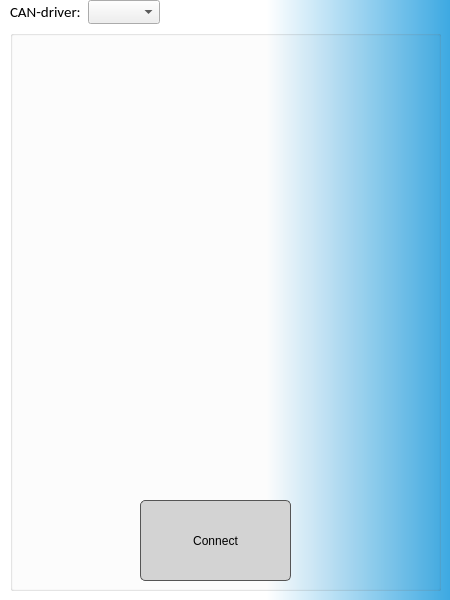
Qt form connectcandialog.ui (Dimkostyanichtov/UdsDiagnosticTool) before a commit.
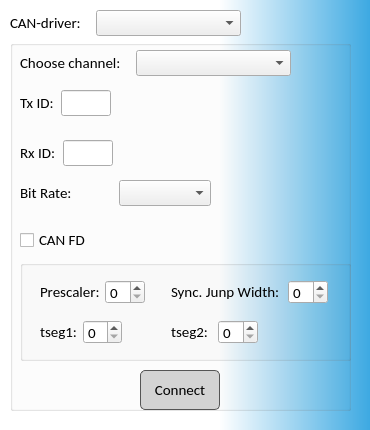
The same form after that commit. Icons and pictures are not drawn.

Commit message: connect dialog design

```diff
--- a/connectcandialog.ui
+++ b/connectcandialog.ui
@@ -9,8 +9,8 @@
    <rect>
     <x>0</x>
     <y>0</y>
-    <width>450</width>
-    <height>600</height>
+    <width>370</width>
+    <height>430</height>
    </rect>
   </property>
   <property name="sizePolicy">
@@ -35,13 +35,13 @@
   <property name="styleSheet">
    <string notr="true">QDialog#connectCanDialog { background-color:  qlineargradient(spread:pad, x1:1, y1:1, x2:0.177, y2:1, stop:0 rgba(61, 169, 226, 255), stop:0.494318 rgba(255, 255, 255, 255)) }</string>
   </property>
-  <widget class="QGroupBox" name="groupBox">
+  <widget class="QGroupBox" name="connectGroupBox">
    <property name="geometry">
     <rect>
      <x>10</x>
-     <y>30</y>
-     <width>431</width>
-     <height>561</height>
+     <y>40</y>
+     <width>341</width>
+     <height>371</height>
     </rect>
    </property>
    <property name="title">
@@ -50,37 +50,477 @@
    <property name="flat">
     <bool>true</bool>
    </property>
-   <widget class="QPushButton" name="pushButton">
+   <widget class="QCheckBox" name="canfdCheckBox">
     <property name="geometry">
      <rect>
-      <x>130</x>
-      <y>470</y>
-      <width>151</width>
-      <height>81</height>
+      <x>10</x>
+      <y>190</y>
+      <width>76</width>
+      <height>20</height>
      </rect>
     </property>
-    <property name="styleSheet">
-     <string notr="true">background-color: LightGray;
+    <property name="font">
+     <font>
+      <family>Calibri</family>
+      <pointsize>11</pointsize>
+     </font>
+    </property>
+    <property name="text">
+     <string>CAN FD</string>
+    </property>
+   </widget>
+   <widget class="QGroupBox" name="groupBox">
+    <property name="geometry">
+     <rect>
+      <x>10</x>
+      <y>220</y>
+      <width>331</width>
+      <height>101</height>
+     </rect>
+    </property>
+    <property name="title">
+     <string/>
+    </property>
+    <widget class="QWidget" name="">
+     <property name="geometry">
+      <rect>
+       <x>20</x>
+       <y>20</y>
+       <width>105</width>
+       <height>24</height>
+      </rect>
+     </property>
+     <layout class="QHBoxLayout" name="prescalerHorizontalLayout">
+      <item>
+       <widget class="QLabel" name="prescalerLabel">
+        <property name="maximumSize">
+         <size>
+          <width>60</width>
+          <height>16777215</height>
+         </size>
+        </property>
+        <property name="font">
+         <font>
+          <family>Calibri</family>
+          <pointsize>11</pointsize>
+         </font>
+        </property>
+        <property name="text">
+         <string>Prescaler:</string>
+        </property>
+       </widget>
+      </item>
+      <item>
+       <widget class="QSpinBox" name="prescalerSpinBox">
+        <property name="maximumSize">
+         <size>
+          <width>40</width>
+          <height>16777215</height>
+         </size>
+        </property>
+        <property name="font">
+         <font>
+          <family>Calibri</family>
+          <pointsize>11</pointsize>
+         </font>
+        </property>
+       </widget>
+      </item>
+     </layout>
+    </widget>
+    <widget class="QWidget" name="">
+     <property name="geometry">
+      <rect>
+       <x>150</x>
+       <y>20</y>
+       <width>161</width>
+       <height>24</height>
+      </rect>
+     </property>
+     <layout class="QHBoxLayout" name="sjwHorizontalLayout">
+      <item>
+       <widget class="QLabel" name="sjwLabel">
+        <property name="maximumSize">
+         <size>
+          <width>110</width>
+          <height>16777215</height>
+         </size>
+        </property>
+        <property name="font">
+         <font>
+          <family>Calibri</family>
+          <pointsize>11</pointsize>
+         </font>
+        </property>
+        <property name="text">
+         <string>Sync. Junp Width:</string>
+        </property>
+       </widget>
+      </item>
+      <item>
+       <widget class="QSpinBox" name="sjwSpinBox">
+        <property name="maximumSize">
+         <size>
+          <width>40</width>
+          <height>16777215</height>
+         </size>
+        </property>
+        <property name="font">
+         <font>
+          <family>Calibri</family>
+          <pointsize>11</pointsize>
+         </font>
+        </property>
+       </widget>
+      </item>
+     </layout>
+    </widget>
+    <widget class="QWidget" name="">
+     <property name="geometry">
+      <rect>
+       <x>20</x>
+       <y>60</y>
+       <width>82</width>
+       <height>24</height>
+      </rect>
+     </property>
+     <layout class="QHBoxLayout" name="tseg1HorizontalLayout">
+      <item>
+       <widget class="QLabel" name="tseg1Label">
+        <property name="maximumSize">
+         <size>
+          <width>40</width>
+          <height>16777215</height>
+         </size>
+        </property>
+        <property name="font">
+         <font>
+          <family>Calibri</family>
+          <pointsize>11</pointsize>
+         </font>
+        </property>
+        <property name="text">
+         <string>tseg1:</string>
+        </property>
+       </widget>
+      </item>
+      <item>
+       <widget class="QSpinBox" name="tseg1SpinBox">
+        <property name="maximumSize">
+         <size>
+          <width>40</width>
+          <height>16777215</height>
+         </size>
+        </property>
+        <property name="font">
+         <font>
+          <family>Calibri</family>
+          <pointsize>11</pointsize>
+         </font>
+        </property>
+       </widget>
+      </item>
+     </layout>
+    </widget>
+    <widget class="QWidget" name="">
+     <property name="geometry">
+      <rect>
+       <x>150</x>
+       <y>60</y>
+       <width>91</width>
+       <height>24</height>
+      </rect>
+     </property>
+     <layout class="QHBoxLayout" name="tseg2HorizontalLayout">
+      <item>
+       <widget class="QLabel" name="tseg2Label">
+        <property name="maximumSize">
+         <size>
+          <width>40</width>
+          <height>16777215</height>
+         </size>
+        </property>
+        <property name="font">
+         <font>
+          <family>Calibri</family>
+          <pointsize>11</pointsize>
+         </font>
+        </property>
+        <property name="text">
+         <string>tseg2:</string>
+        </property>
+       </widget>
+      </item>
+      <item>
+       <widget class="QSpinBox" name="tseg2SpinBox">
+        <property name="maximumSize">
+         <size>
+          <width>40</width>
+          <height>16777215</height>
+         </size>
+        </property>
+        <property name="font">
+         <font>
+          <family>Calibri</family>
+          <pointsize>11</pointsize>
+         </font>
+        </property>
+       </widget>
+      </item>
+     </layout>
+    </widget>
+   </widget>
+   <widget class="QWidget" name="horizontalLayoutWidget">
+    <property name="geometry">
+     <rect>
+      <x>-1</x>
+      <y>330</y>
+      <width>341</width>
+      <height>41</height>
+     </rect>
+    </property>
+    <layout class="QHBoxLayout" name="horizontalLayout_2">
+     <item>
+      <spacer name="horizontalSpacer">
+       <property name="orientation">
+        <enum>Qt::Horizontal</enum>
+       </property>
+       <property name="sizeHint" stdset="0">
+        <size>
+         <width>40</width>
+         <height>20</height>
+        </size>
+       </property>
+      </spacer>
+     </item>
+     <item>
+      <widget class="QPushButton" name="connectPushButton">
+       <property name="minimumSize">
+        <size>
+         <width>80</width>
+         <height>40</height>
+        </size>
+       </property>
+       <property name="font">
+        <font>
+         <family>Calibri</family>
+         <pointsize>11</pointsize>
+        </font>
+       </property>
+       <property name="styleSheet">
+        <string notr="true">background-color: LightGray;
 border: 1px solid #555;
 border-radius: 5px;</string>
+       </property>
+       <property name="text">
+        <string>Connect</string>
+       </property>
+      </widget>
+     </item>
+     <item>
+      <spacer name="horizontalSpacer_2">
+       <property name="orientation">
+        <enum>Qt::Horizontal</enum>
+       </property>
+       <property name="sizeHint" stdset="0">
+        <size>
+         <width>40</width>
+         <height>20</height>
+        </size>
+       </property>
+      </spacer>
+     </item>
+    </layout>
+   </widget>
+   <widget class="QWidget" name="">
+    <property name="geometry">
+     <rect>
+      <x>10</x>
+      <y>10</y>
+      <width>271</width>
+      <height>26</height>
+     </rect>
     </property>
-    <property name="text">
-     <string>Connect</string>
+    <layout class="QHBoxLayout" name="channelHorizontalLayout">
+     <item>
+      <widget class="QLabel" name="channelLabel">
+       <property name="maximumSize">
+        <size>
+         <width>110</width>
+         <height>16777215</height>
+        </size>
+       </property>
+       <property name="font">
+        <font>
+         <family>Calibri</family>
+         <pointsize>11</pointsize>
+        </font>
+       </property>
+       <property name="text">
+        <string>Choose channel:</string>
+       </property>
+      </widget>
+     </item>
+     <item>
+      <widget class="QComboBox" name="channelComboBox">
+       <property name="font">
+        <font>
+         <family>Calibri</family>
+         <pointsize>11</pointsize>
+        </font>
+       </property>
+      </widget>
+     </item>
+    </layout>
+   </widget>
+   <widget class="QWidget" name="">
+    <property name="geometry">
+     <rect>
+      <x>10</x>
+      <y>50</y>
+      <width>91</width>
+      <height>26</height>
+     </rect>
     </property>
+    <layout class="QHBoxLayout" name="txidHorizontalLayout">
+     <item>
+      <widget class="QLabel" name="txidLabel">
+       <property name="maximumSize">
+        <size>
+         <width>50</width>
+         <height>16777215</height>
+        </size>
+       </property>
+       <property name="font">
+        <font>
+         <family>Calibri</family>
+         <pointsize>11</pointsize>
+        </font>
+       </property>
+       <property name="text">
+        <string>Tx ID:</string>
+       </property>
+      </widget>
+     </item>
+     <item>
+      <widget class="QLineEdit" name="txidLineEdit">
+       <property name="maximumSize">
+        <size>
+         <width>50</width>
+         <height>16777215</height>
+        </size>
+       </property>
+       <property name="font">
+        <font>
+         <family>Calibri</family>
+         <pointsize>11</pointsize>
+        </font>
+       </property>
+      </widget>
+     </item>
+    </layout>
+   </widget>
+   <widget class="QWidget" name="">
+    <property name="geometry">
+     <rect>
+      <x>10</x>
+      <y>100</y>
+      <width>93</width>
+      <height>26</height>
+     </rect>
+    </property>
+    <layout class="QHBoxLayout" name="rxidHorizontalLayout">
+     <item>
+      <widget class="QLabel" name="rxidLabel">
+       <property name="maximumSize">
+        <size>
+         <width>50</width>
+         <height>16777215</height>
+        </size>
+       </property>
+       <property name="font">
+        <font>
+         <family>Calibri</family>
+         <pointsize>11</pointsize>
+        </font>
+       </property>
+       <property name="text">
+        <string>Rx ID:</string>
+       </property>
+      </widget>
+     </item>
+     <item>
+      <widget class="QLineEdit" name="rxidLineEdit">
+       <property name="maximumSize">
+        <size>
+         <width>50</width>
+         <height>16777215</height>
+        </size>
+       </property>
+       <property name="font">
+        <font>
+         <family>Calibri</family>
+         <pointsize>11</pointsize>
+        </font>
+       </property>
+      </widget>
+     </item>
+    </layout>
+   </widget>
+   <widget class="QWidget" name="">
+    <property name="geometry">
+     <rect>
+      <x>10</x>
+      <y>140</y>
+      <width>191</width>
+      <height>26</height>
+     </rect>
+    </property>
+    <layout class="QHBoxLayout" name="bitrateHorizontalLayout">
+     <item>
+      <widget class="QLabel" name="bitrateLabel">
+       <property name="font">
+        <font>
+         <family>Calibri</family>
+         <pointsize>11</pointsize>
+        </font>
+       </property>
+       <property name="text">
+        <string>Bit Rate:</string>
+       </property>
+      </widget>
+     </item>
+     <item>
+      <widget class="QComboBox" name="bitrateComboBox">
+       <property name="font">
+        <font>
+         <family>Calibri</family>
+         <pointsize>11</pointsize>
+        </font>
+       </property>
+      </widget>
+     </item>
+    </layout>
    </widget>
   </widget>
-  <widget class="QWidget" name="">
+  <widget class="QWidget" name="layoutWidget">
    <property name="geometry">
     <rect>
      <x>10</x>
-     <y>0</y>
-     <width>150</width>
-     <height>24</height>
+     <y>10</y>
+     <width>231</width>
+     <height>26</height>
     </rect>
    </property>
-   <layout class="QHBoxLayout" name="horizontalLayout">
+   <layout class="QHBoxLayout" name="driverHorizontalLayout">
     <item>
-     <widget class="QLabel" name="label">
+     <widget class="QLabel" name="driverLabel">
+      <property name="maximumSize">
+       <size>
+        <width>80</width>
+        <height>16777215</height>
+       </size>
+      </property>
       <property name="font">
        <font>
         <family>Calibri</family>
@@ -93,7 +533,14 @@
      </widget>
     </item>
     <item>
-     <widget class="QComboBox" name="comboBox"/>
+     <widget class="QComboBox" name="driverLomboBox">
+      <property name="font">
+       <font>
+        <family>Calibri</family>
+        <pointsize>11</pointsize>
+       </font>
+      </property>
+     </widget>
     </item>
    </layout>
   </widget>
```
The commit also changes 3 other files.
